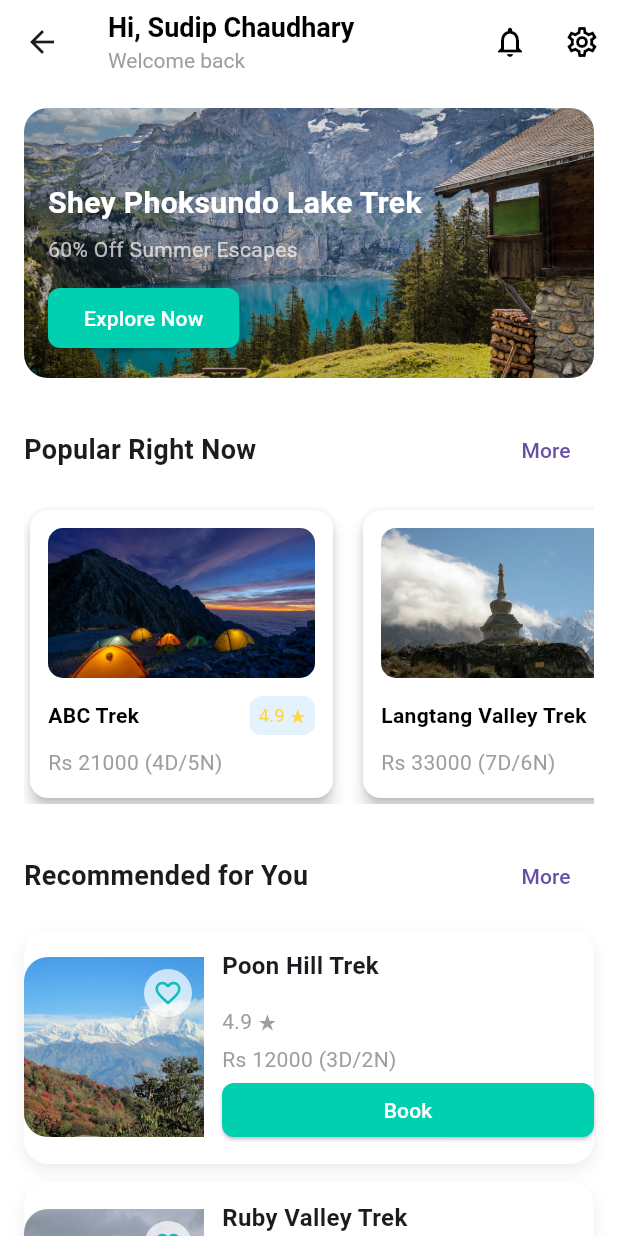
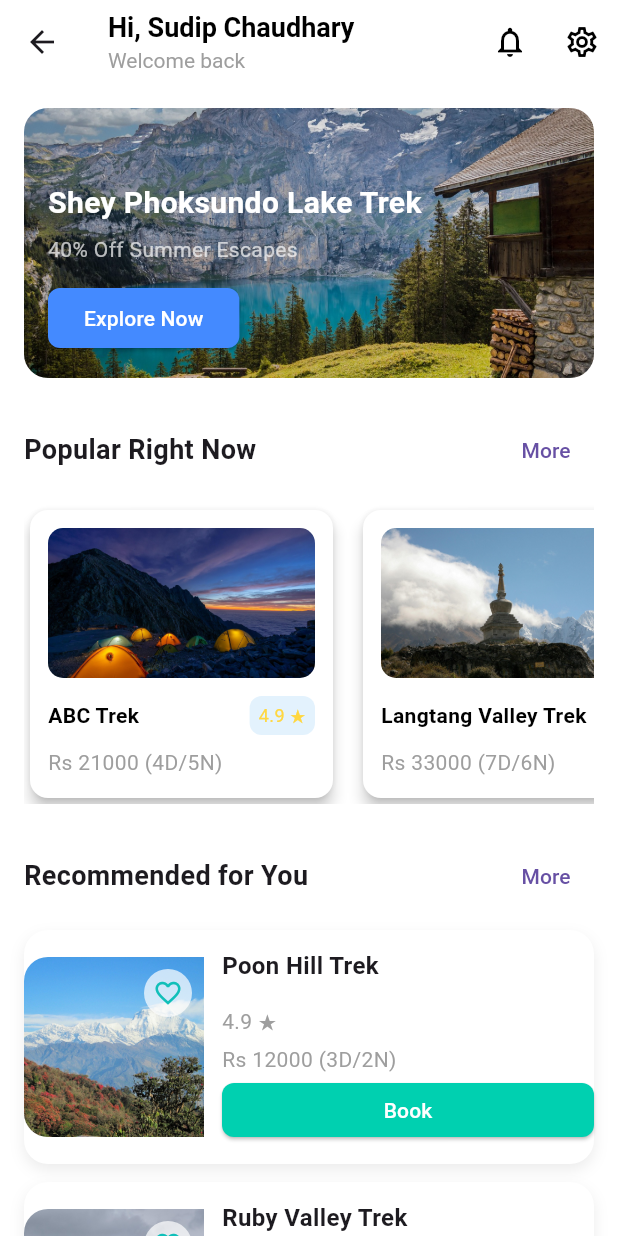
Before and after one commit to sudipchaudhary30/just_hike, a Flutter app: the HomeScreen screen opened directly, on a phone screen of 412 x 824 dp. Run offline on Flutter 3.47's test engine with Material 3 defaults, Android fonts, the phone set to English and light mode, and no system bars.

Commit message:
Updated the color of the buttons

```diff
--- a/lib/screens/bottom_screen/home_screen.dart
+++ b/lib/screens/bottom_screen/home_screen.dart
@@ -83,14 +83,14 @@ class _HomeScreenState extends State<HomeScreen> {
                       ),
                       const SizedBox(height: 6),
                       const Text(
-                        '60% Off Summer Escapes',
+                        '40% Off Summer Escapes',
                         style: TextStyle(color: Colors.white70, fontSize: 14),
                       ),
                       const SizedBox(height: 12),
                       ElevatedButton(
                         onPressed: () {},
                         style: ElevatedButton.styleFrom(
-                          backgroundColor: const Color(0xFF00D0B0),
+                          backgroundColor: Colors.blueAccent,
                           shape: RoundedRectangleBorder(
                             borderRadius: BorderRadius.circular(8),
                           ),
```
